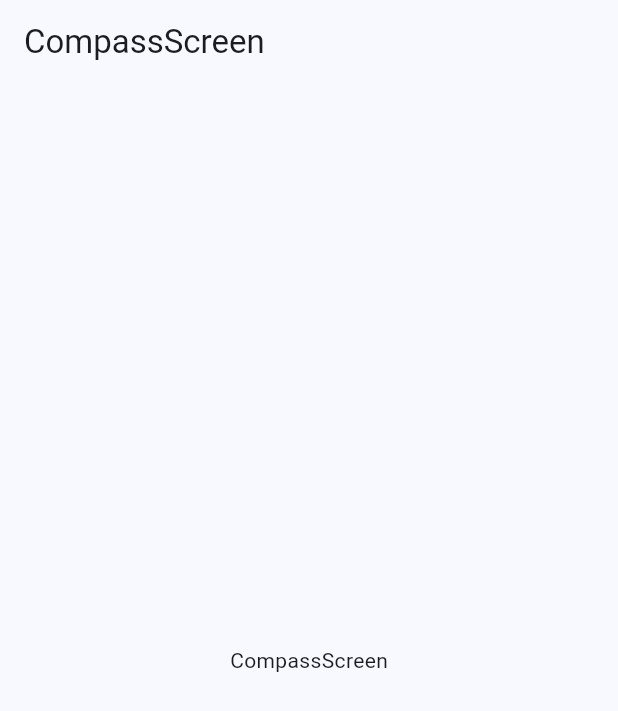
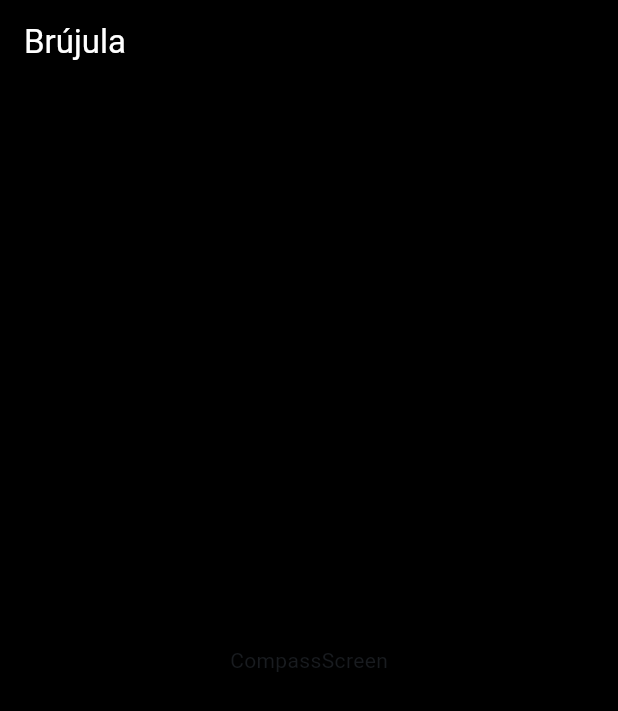
Before and after one commit to alvag/miscelaneos_recursos_nativos_flutter, a Flutter app: the CompassScreen screen opened by its route, on a phone screen of 412 x 824 dp. Shown: the top 711 px of the screen. Run offline on Flutter 3.47's test engine with Material 2 defaults, Android fonts, the phone set to English and light mode, and no system bars; our stand-ins replace flutter_riverpod, go_router, google_fonts, permission_handler, sensors_plus.

Commit message:
Brújula - Pantalla inicial

```diff
--- a/lib/presentation/screens/screens.dart
+++ b/lib/presentation/screens/screens.dart
@@ -1,5 +1,6 @@
 export 'home/home_screen.dart';
 export 'permissions/permissions_screen.dart';
+export 'permissions/ask_location_screen.dart';
 export 'sensors/accelerometer_screen.dart';
 export 'sensors/compass_screen.dart';
 export 'sensors/gyroscope_screen.dart';
--- a/lib/presentation/screens/sensors/compass_screen.dart
+++ b/lib/presentation/screens/sensors/compass_screen.dart
@@ -1,13 +1,25 @@
 import 'package:flutter/material.dart';
+import 'package:flutter_riverpod/flutter_riverpod.dart';
+import 'package:miscelaneos/presentation/providers/permissions/permission_provider.dart';
+import 'package:miscelaneos/presentation/screens/permissions/ask_location_screen.dart';
 
-class CompassScreen extends StatelessWidget {
+class CompassScreen extends ConsumerWidget {
   const CompassScreen({super.key});
 
   @override
-  Widget build(BuildContext context) {
+  Widget build(BuildContext context, ref) {
+    final locationGranted = ref.watch(permissionsProvider).locationGranted;
+
+    if (!locationGranted) {
+      return const AskLocationScreen();
+    }
+
     return Scaffold(
+      backgroundColor: Colors.black,
       appBar: AppBar(
-        title: const Text('CompassScreen'),
+        backgroundColor: Colors.black,
+        title: const Text('Brújula', style: TextStyle(color: Colors.white)),
+        iconTheme: const IconThemeData(color: Colors.white),
       ),
       body: const Center(
         child: Text('CompassScreen'),
--- a/pubspec.yaml
+++ b/pubspec.yaml
@@ -40,6 +40,7 @@ dependencies:
   flutter_riverpod: ^2.3.6
   permission_handler: ^10.3.0
   sensors_plus: ^2.0.5
+  flutter_compass: ^0.7.0
 
 dev_dependencies:
   flutter_test:
```
Also changed, not shown: lib/presentation/screens/permissions/ask_location_screen.dart (added, +24 -0 lines), pubspec.lock, 1 other file.
